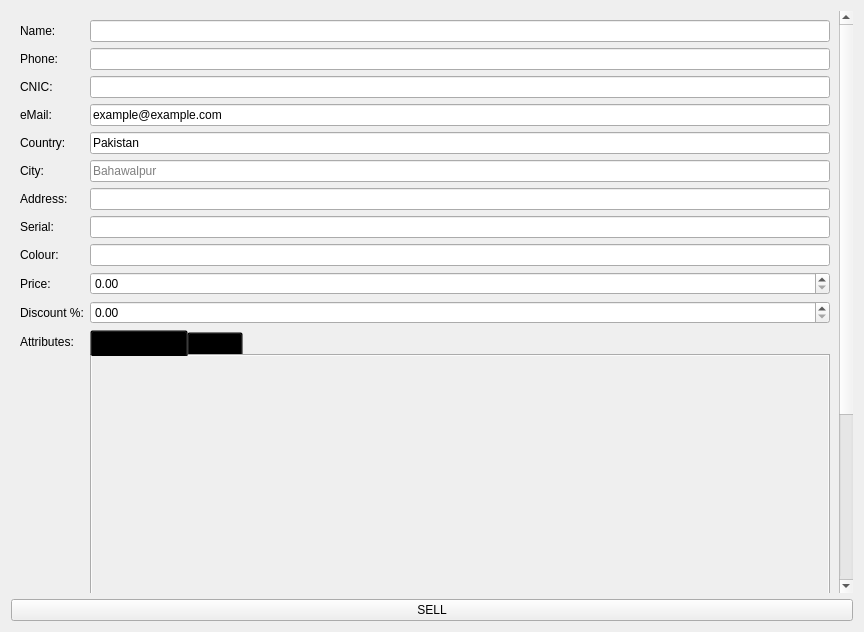
First picture: the form in widgets/StoreTab/deal/sell.ui, repository abdulroufsidhu/bms, before the edit.
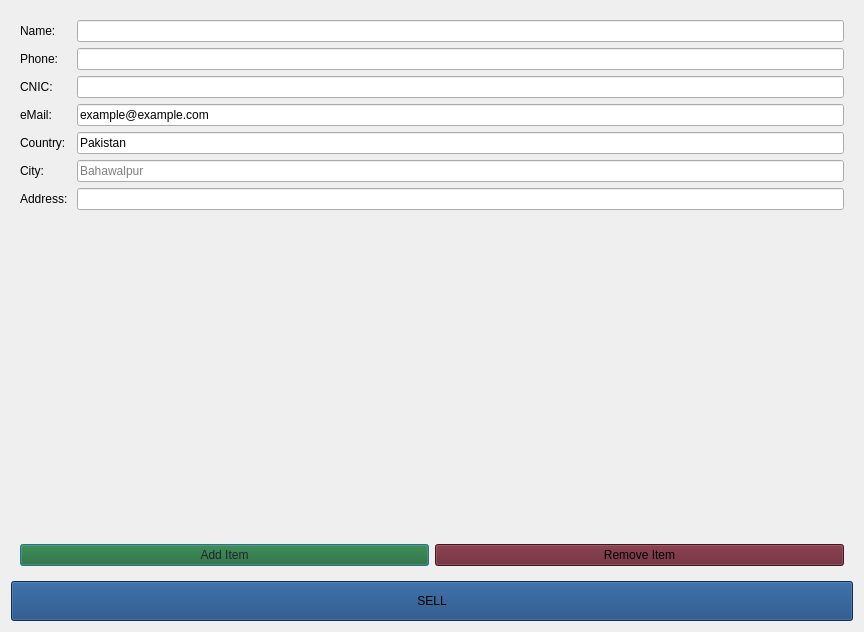
Second picture: the form after the edit. The open tabs and pages were chosen to show the change. Icons and pictures are not drawn.

Commit message: ItemDetails component separated now you can add multiple items in single reciept but Attribues Component needs to be separated so that it could get included into addInventory for updating attributes white adding them.

```diff
--- a/widgets/StoreTab/deal/sell.ui
+++ b/widgets/StoreTab/deal/sell.ui
@@ -39,12 +39,70 @@
        <rect>
         <x>0</x>
         <y>0</y>
-        <width>832</width>
-        <height>885</height>
+        <width>846</width>
+        <height>568</height>
        </rect>
       </property>
       <layout class="QGridLayout" name="gridLayout_2">
-       <item row="0" column="0">
+       <item row="3" column="0">
+        <widget class="QPushButton" name="pushButton">
+         <property name="sizePolicy">
+          <sizepolicy hsizetype="Preferred" vsizetype="Fixed">
+           <horstretch>0</horstretch>
+           <verstretch>0</verstretch>
+          </sizepolicy>
+         </property>
+         <property name="styleSheet">
+          <string notr="true">background-color: rgb(27, 100, 37);
+color: rgb(36, 31, 49);
+alternate-background-color: rgb(27, 100, 37);</string>
+         </property>
+         <property name="text">
+          <string>Add Item</string>
+         </property>
+         <property name="icon">
+          <iconset resource="../../../resources/icons.qrc">
+           <normaloff>:/icons/icons/node-plus.svg</normaloff>:/icons/icons/node-plus.svg</iconset>
+         </property>
+         <property name="iconSize">
+          <size>
+           <width>32</width>
+           <height>32</height>
+          </size>
+         </property>
+         <property name="flat">
+          <bool>false</bool>
+         </property>
+        </widget>
+       </item>
+       <item row="3" column="1">
+        <widget class="QPushButton" name="pushButton_2">
+         <property name="sizePolicy">
+          <sizepolicy hsizetype="Preferred" vsizetype="Fixed">
+           <horstretch>0</horstretch>
+           <verstretch>0</verstretch>
+          </sizepolicy>
+         </property>
+         <property name="styleSheet">
+          <string notr="true">background-color: rgb(100, 29, 45);
+alternate-background-color: rgb(100, 29, 45);</string>
+         </property>
+         <property name="text">
+          <string>Remove Item</string>
+         </property>
+         <property name="icon">
+          <iconset resource="../../../resources/icons.qrc">
+           <normaloff>:/icons/icons/node-minus.svg</normaloff>:/icons/icons/node-minus.svg</iconset>
+         </property>
+         <property name="iconSize">
+          <size>
+           <width>32</width>
+           <height>32</height>
+          </size>
+         </property>
+        </widget>
+       </item>
+       <item row="0" column="0" colspan="2">
         <layout class="QFormLayout" name="formLayout">
          <item row="0" column="0">
           <widget class="QLabel" name="label">
@@ -137,238 +195,55 @@
          <item row="6" column="1">
           <widget class="QLineEdit" name="le_address"/>
          </item>
-         <item row="7" column="0">
-          <widget class="QLabel" name="label_8">
-           <property name="text">
-            <string>Serial: </string>
-           </property>
-          </widget>
-         </item>
-         <item row="7" column="1">
-          <widget class="QLineEdit" name="le_serial"/>
-         </item>
-         <item row="8" column="0">
-          <widget class="QLabel" name="label_11">
-           <property name="text">
-            <string>Colour: </string>
-           </property>
-          </widget>
-         </item>
-         <item row="8" column="1">
-          <widget class="QLineEdit" name="le_colour"/>
-         </item>
-         <item row="9" column="0">
-          <widget class="QLabel" name="label_9">
-           <property name="text">
-            <string>Price: </string>
-           </property>
-          </widget>
-         </item>
-         <item row="9" column="1">
-          <widget class="QDoubleSpinBox" name="sb_price">
-           <property name="maximum">
-            <double>99999999.000000000000000</double>
-           </property>
-          </widget>
-         </item>
-         <item row="11" column="0">
-          <widget class="QLabel" name="label_10">
-           <property name="text">
-            <string>Attributes: </string>
-           </property>
-          </widget>
-         </item>
-         <item row="11" column="1">
-          <widget class="QTabWidget" name="tab_widget_attributes">
-           <property name="minimumSize">
-            <size>
-             <width>0</width>
-             <height>500</height>
-            </size>
-           </property>
-           <property name="styleSheet">
-            <string notr="true">QTabBar{
-	background-color: transparent;
-}</string>
-           </property>
-           <property name="currentIndex">
-            <number>1</number>
-           </property>
-           <widget class="QWidget" name="tab_selectors">
-            <property name="layoutDirection">
-             <enum>Qt::LeftToRight</enum>
-            </property>
-            <property name="autoFillBackground">
-             <bool>true</bool>
-            </property>
-            <attribute name="title">
-             <string>SELECTORS</string>
-            </attribute>
-            <layout class="QGridLayout" name="layout_tab_selectors">
-             <property name="leftMargin">
-              <number>0</number>
-             </property>
-             <property name="topMargin">
-              <number>0</number>
-             </property>
-             <property name="rightMargin">
-              <number>0</number>
-             </property>
-             <property name="bottomMargin">
-              <number>0</number>
-             </property>
-             <item row="2" column="1">
-              <widget class="QPushButton" name="btn_plus">
-               <property name="sizePolicy">
-                <sizepolicy hsizetype="Preferred" vsizetype="Fixed">
-                 <horstretch>0</horstretch>
-                 <verstretch>0</verstretch>
-                </sizepolicy>
-               </property>
-               <property name="styleSheet">
-                <string notr="true">drop-shadow: 1px 1px 5px black;</string>
-               </property>
-               <property name="text">
-                <string/>
-               </property>
-               <property name="icon">
-                <iconset resource="../../../resources/icons.qrc">
-                 <normaloff>:/icons/icons/node-plus.svg</normaloff>:/icons/icons/node-plus.svg</iconset>
-               </property>
-               <property name="iconSize">
-                <size>
-                 <width>32</width>
-                 <height>32</height>
-                </size>
-               </property>
-               <property name="flat">
-                <bool>false</bool>
-               </property>
-              </widget>
-             </item>
-             <item row="2" column="2">
-              <widget class="QPushButton" name="pushButton">
-               <property name="sizePolicy">
-                <sizepolicy hsizetype="Preferred" vsizetype="Fixed">
-                 <horstretch>0</horstretch>
-                 <verstretch>0</verstretch>
-                </sizepolicy>
-               </property>
-               <property name="text">
-                <string/>
-               </property>
-               <property name="icon">
-                <iconset resource="../../../resources/icons.qrc">
-                 <normaloff>:/icons/icons/send-check.svg</normaloff>:/icons/icons/send-check.svg</iconset>
-               </property>
-               <property name="iconSize">
-                <size>
-                 <width>32</width>
-                 <height>32</height>
-                </size>
-               </property>
-              </widget>
-             </item>
-             <item row="2" column="0">
-              <widget class="QPushButton" name="btn_remove_last">
-               <property name="text">
-                <string/>
-               </property>
-               <property name="icon">
-                <iconset resource="../../../resources/icons.qrc">
-                 <normaloff>:/icons/icons/node-minus.svg</normaloff>:/icons/icons/node-minus.svg</iconset>
-               </property>
-               <property name="iconSize">
-                <size>
-                 <width>32</width>
-                 <height>32</height>
-                </size>
-               </property>
-              </widget>
-             </item>
-             <item row="0" column="0" colspan="3">
-              <widget class="QScrollArea" name="scrollArea_2">
-               <property name="frameShape">
-                <enum>QFrame::NoFrame</enum>
-               </property>
-               <property name="widgetResizable">
-                <bool>true</bool>
-               </property>
-               <property name="alignment">
-                <set>Qt::AlignLeading|Qt::AlignLeft|Qt::AlignVCenter</set>
-               </property>
-               <widget class="QWidget" name="scrollAreaWidgetContents_2">
-                <property name="geometry">
-                 <rect>
-                  <x>0</x>
-                  <y>0</y>
-                  <width>721</width>
-                  <height>423</height>
-                 </rect>
-                </property>
-                <layout class="QVBoxLayout" name="v_layout_tab_selectors">
-                 <property name="leftMargin">
-                  <number>0</number>
-                 </property>
-                 <property name="topMargin">
-                  <number>0</number>
-                 </property>
-                 <property name="rightMargin">
-                  <number>0</number>
-                 </property>
-                 <property name="bottomMargin">
-                  <number>0</number>
-                 </property>
-                </layout>
-               </widget>
-              </widget>
-             </item>
-            </layout>
-           </widget>
-           <widget class="QWidget" name="tab_text">
-            <property name="autoFillBackground">
-             <bool>true</bool>
-            </property>
-            <attribute name="title">
-             <string>TEXT</string>
-            </attribute>
-            <layout class="QGridLayout" name="layout_tab_text">
-             <item row="1" column="0">
-              <widget class="QTextEdit" name="te_attributes_text">
-               <property name="html">
-                <string>&lt;!DOCTYPE HTML PUBLIC &quot;-//W3C//DTD HTML 4.0//EN&quot; &quot;http://www.w3.org/TR/REC-html40/strict.dtd&quot;&gt;
-&lt;html&gt;&lt;head&gt;&lt;meta name=&quot;qrichtext&quot; content=&quot;1&quot; /&gt;&lt;style type=&quot;text/css&quot;&gt;
-p, li { white-space: pre-wrap; }
-&lt;/style&gt;&lt;/head&gt;&lt;body style=&quot; font-family:'Cantarell'; font-size:11pt; font-weight:400; font-style:normal;&quot;&gt;
-&lt;p style=&quot;-qt-paragraph-type:empty; margin-top:0px; margin-bottom:0px; margin-left:0px; margin-right:0px; -qt-block-indent:0; text-indent:0px;&quot;&gt;&lt;br /&gt;&lt;/p&gt;&lt;/body&gt;&lt;/html&gt;</string>
-               </property>
-              </widget>
-             </item>
-            </layout>
-           </widget>
-          </widget>
-         </item>
-         <item row="10" column="0">
-          <widget class="QLabel" name="label_12">
-           <property name="text">
-            <string>Discount %:</string>
-           </property>
-          </widget>
-         </item>
-         <item row="10" column="1">
-          <widget class="QDoubleSpinBox" name="sb_discount"/>
-         </item>
         </layout>
        </item>
+       <item row="1" column="0" colspan="2">
+        <layout class="QVBoxLayout" name="v_layout_item_details"/>
+       </item>
+       <item row="2" column="0" colspan="2">
+        <spacer name="verticalSpacer">
+         <property name="orientation">
+          <enum>Qt::Vertical</enum>
+         </property>
+         <property name="sizeHint" stdset="0">
+          <size>
+           <width>20</width>
+           <height>40</height>
+          </size>
+         </property>
+        </spacer>
+       </item>
       </layout>
      </widget>
     </widget>
    </item>
    <item row="1" column="0">
     <widget class="QPushButton" name="btn_sell">
+     <property name="sizePolicy">
+      <sizepolicy hsizetype="Minimum" vsizetype="Fixed">
+       <horstretch>0</horstretch>
+       <verstretch>2</verstretch>
+      </sizepolicy>
+     </property>
+     <property name="minimumSize">
+      <size>
+       <width>0</width>
+       <height>40</height>
+      </size>
+     </property>
+     <property name="styleSheet">
+      <string notr="true">background-color: rgb(19, 66, 121);
+alternate-background-color: rgb(19, 66, 121);</string>
+     </property>
      <property name="text">
       <string>SELL</string>
      </property>
+     <property name="iconSize">
+      <size>
+       <width>32</width>
+       <height>32</height>
+      </size>
+     </property>
     </widget>
    </item>
   </layout>
```
The commit also changes 13 other files.
